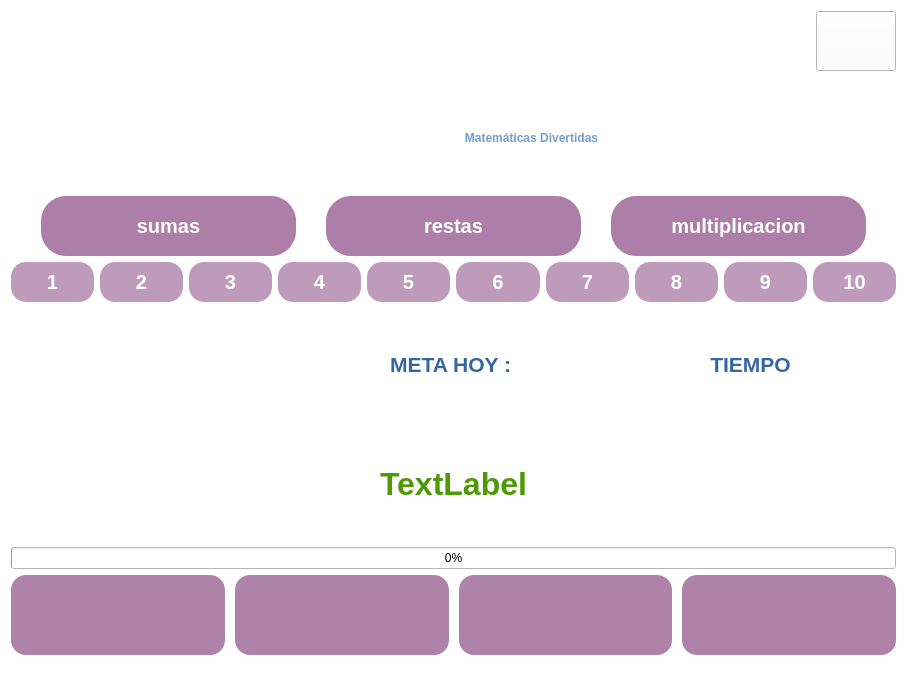
Before: the Qt Designer form mainwindow.ui in Julian-guillermo-zapata-rugeles/gui-c-plus-plus-aprende-matematicas, drawn with Qt 5.
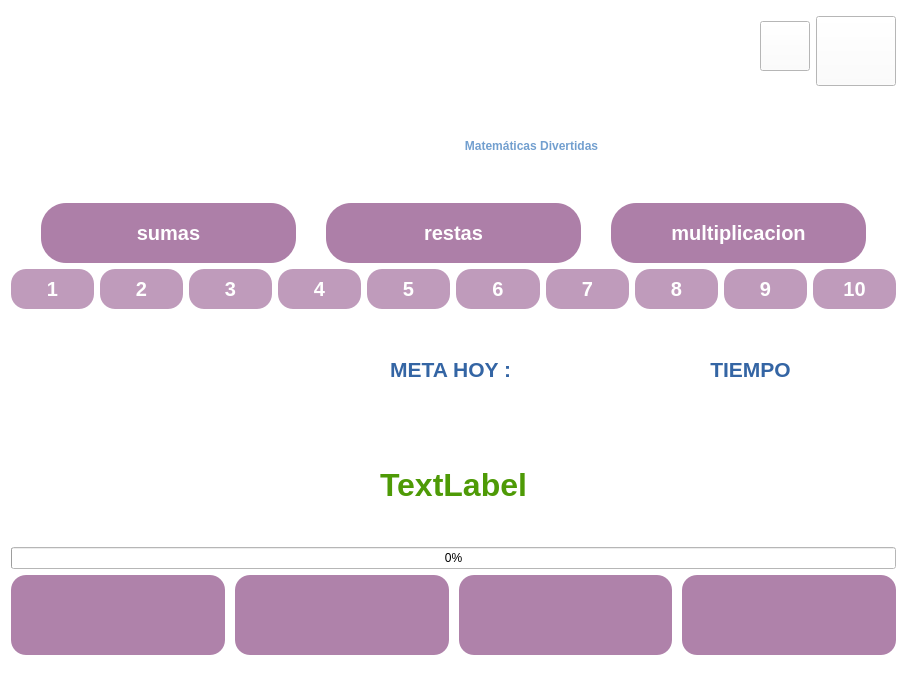
After: the same form once the commit is applied. Icons and pictures are not drawn.

Diff of the .ui file:
```diff
--- a/mainwindow.ui
+++ b/mainwindow.ui
@@ -248,6 +248,22 @@
         </property>
        </spacer>
       </item>
+      <item>
+       <widget class="QPushButton" name="pushButton">
+        <property name="minimumSize">
+         <size>
+          <width>50</width>
+          <height>50</height>
+         </size>
+        </property>
+        <property name="styleSheet">
+         <string notr="true">border-image: url(:/recursos/informacion.png);</string>
+        </property>
+        <property name="text">
+         <string/>
+        </property>
+       </widget>
+      </item>
       <item>
        <widget class="QPushButton" name="salir">
         <property name="enabled">
@@ -256,7 +272,7 @@
         <property name="minimumSize">
          <size>
           <width>80</width>
-          <height>0</height>
+          <height>70</height>
          </size>
         </property>
         <property name="maximumSize">
```
